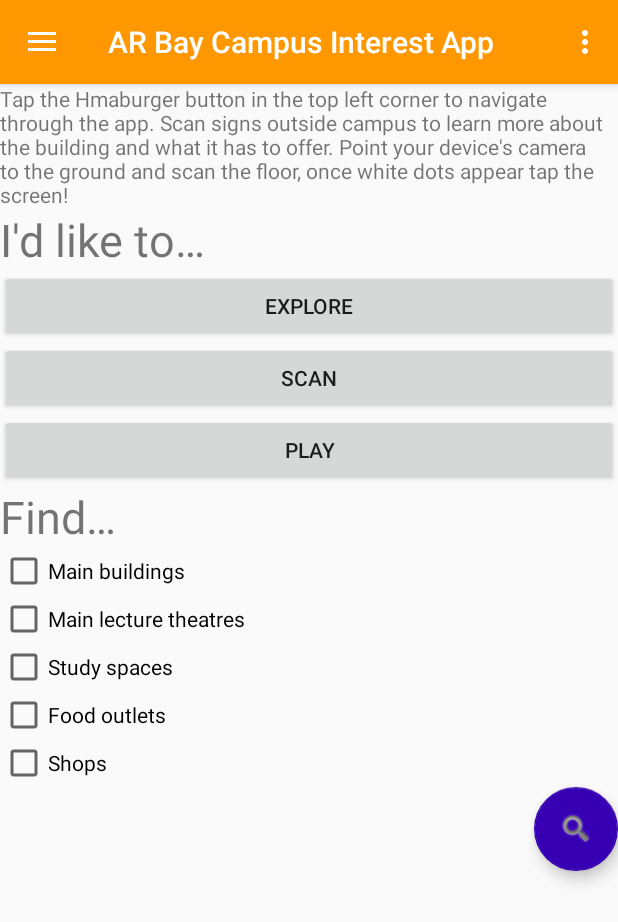
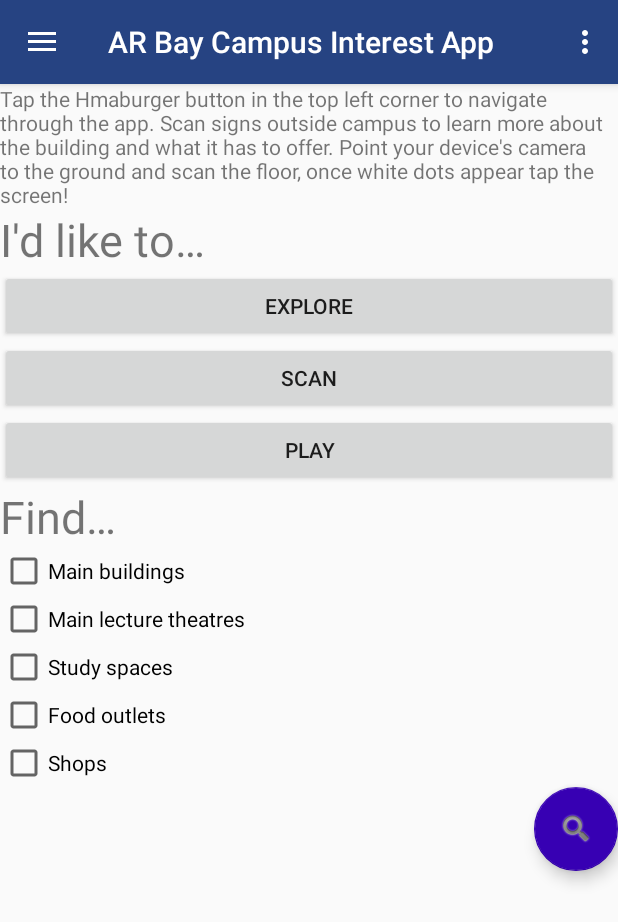
Before and after one commit to NCumplido/ARBayCampusInterestApp, an Android app: the screen it shows after launch (MainActivity), on a phone screen of 412 x 824 dp. Shown: the top 922 px of the screen. Run offline under Robolectric (Android 15) with nearby library versions, the phone set to English and light mode, and no system bars.

Commit message:
Attempt fix

```diff
--- /dev/null
+++ b/app/src/main/java/com/example/a826488/arbaycampusinteresapp/StudySpacesImageNode.java
@@ -0,0 +1,4 @@
+package com.example.a826488.arbaycampusinteresapp;
+
+class StudySpacesImageNode {
+}
--- a/app/src/main/res/values-v21/colors.xml
+++ b/app/src/main/res/values-v21/colors.xml
@@ -1,9 +1,9 @@
 <?xml version="1.0" encoding="utf-8"?>
 <resources>
-    <color name="colorPrimary">#FF9800</color>
-    <color name="colorPrimaryDark">#F57C00</color>
-    <color name="colorAccent">#FFC107</color>
-    <color name="colorLightPrimary">#FFE0B2</color>
+    <color name="colorPrimary">#264382</color>
+    <color name="colorPrimaryDark">#55a4f2</color>
+    <color name="colorAccent">#0342ff</color>
+    <color name="colorLightPrimary">#23eefc</color>
     <color name="colorTextIcons">#fff</color>
     <color name="colorPrimaryText">#212121</color>
     <color name="colorSecondaryText">#757575</color>
```
Also changed, not shown: app/src/main/java/com/example/a826488/arbaycampusinteresapp/AugmentedImageFragment.java (+8 -0 lines), 1212 other files.
